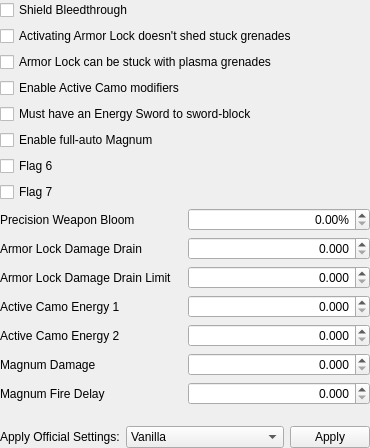
This is native/src/ReachVariantTool/ui/main_window/page_multiplayer_title_update_1.ui in DavidJCobb/ReachVariantEditor as Qt 5 draws it before an edit. The edited form follows.
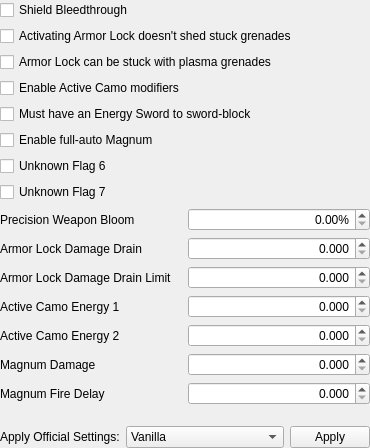
This is the edited form.

Diff of the .ui file:
```diff
--- a/native/src/ReachVariantTool/ui/main_window/page_multiplayer_title_update_1.ui
+++ b/native/src/ReachVariantTool/ui/main_window/page_multiplayer_title_update_1.ui
@@ -78,7 +78,7 @@
    <item row="6" column="0" colspan="2">
     <widget class="QCheckBox" name="fieldFlag6">
      <property name="text">
-      <string>Flag 6</string>
+      <string>Unknown Flag 6</string>
      </property>
     </widget>
    </item>
@@ -95,7 +95,7 @@
    <item row="7" column="0" colspan="2">
     <widget class="QCheckBox" name="fieldFlag7">
      <property name="text">
-      <string>Flag 7</string>
+      <string>Unknown Flag 7</string>
      </property>
     </widget>
    </item>
```
